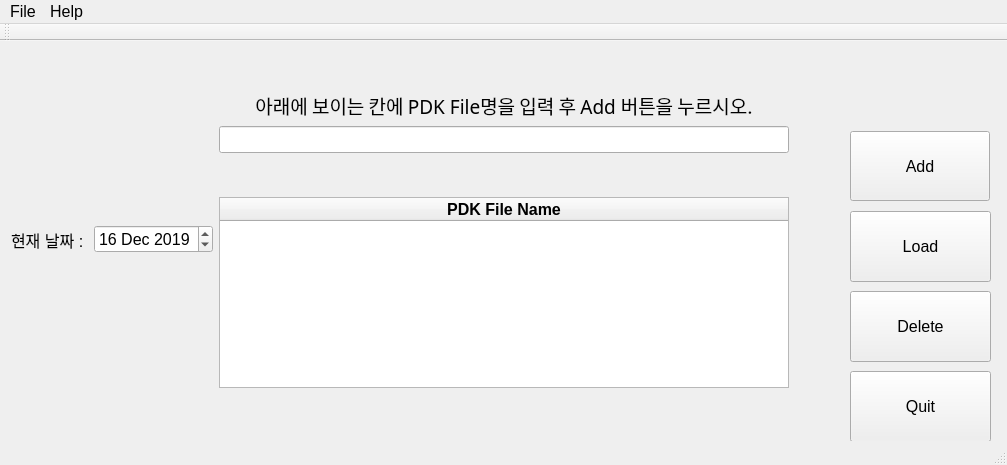
This is JungWoo/pdkFileManagement/mainwindow.ui in dlawjddnrj/git_test as Qt 5 draws it before an edit. The edited form follows.
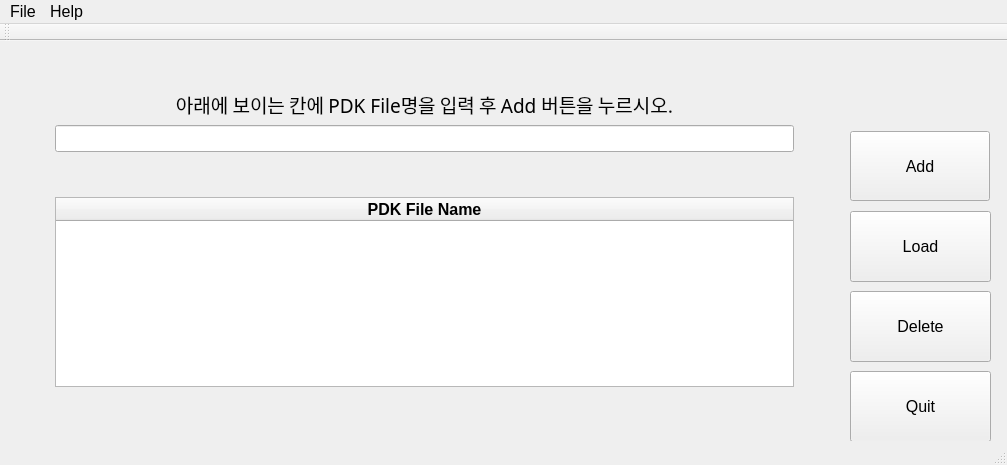
This is the edited form. Icons and pictures are not drawn.

Commit message: 임정우 메리크리스마스 PDK 파일 관리 프로그램에 현재 시간 구하는 코드 추가 날짜만 구하는 코드도 추가해야함 ( 현재 날짜와 시간이 같이 추가 됨)

```diff
--- a/JungWoo/pdkFileManagement/mainwindow.ui
+++ b/JungWoo/pdkFileManagement/mainwindow.ui
@@ -48,32 +48,39 @@
      <rect>
       <x>0</x>
       <y>0</y>
-      <width>850</width>
-      <height>397</height>
+      <width>855</width>
+      <height>396</height>
      </rect>
     </property>
     <layout class="QHBoxLayout" name="horizontalLayout">
      <item>
       <widget class="QLabel" name="label_nowDate">
-       <property name="styleSheet">
-        <string notr="true">App-&gt;setStyleSheet(&quot;QLineEdit { background-color: yellow } &quot;);</string>
+       <property name="font">
+        <font>
+         <pointsize>20</pointsize>
+         <weight>75</weight>
+         <bold>true</bold>
+        </font>
        </property>
        <property name="text">
-        <string>현재 날짜 : </string>
+        <string/>
        </property>
       </widget>
      </item>
      <item>
-      <widget class="QDateEdit" name="dateEdit">
-       <property name="dateTime">
-        <datetime>
-         <hour>0</hour>
-         <minute>0</minute>
-         <second>0</second>
-         <year>2019</year>
-         <month>12</month>
-         <day>16</day>
-        </datetime>
+      <widget class="QLabel" name="label_nowTime">
+       <property name="font">
+        <font>
+         <pointsize>20</pointsize>
+         <weight>75</weight>
+         <bold>true</bold>
+        </font>
+       </property>
+       <property name="styleSheet">
+        <string notr="true">App-&gt;setStyleSheet(&quot;QLineEdit { background-color: yellow } &quot;);</string>
+       </property>
+       <property name="text">
+        <string/>
        </property>
       </widget>
      </item>
```
The commit also changes 13 other files.
